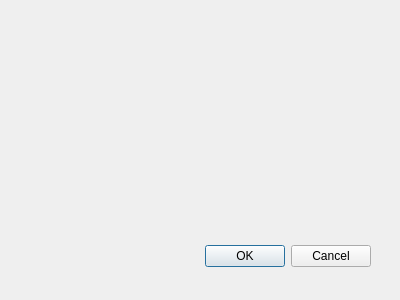
Old version of the form def_point_val_dialog_base.ui in the repository SMByC/def_point_val.
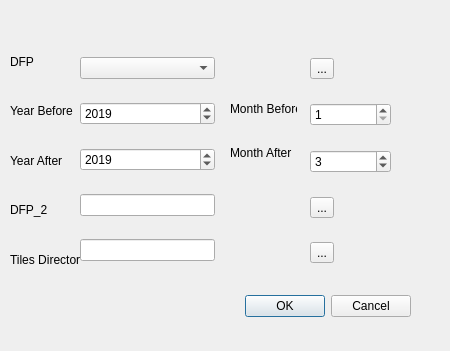
New version of the form.

Commit message: Firs Version Yust Download Tiles

```diff
--- a/def_point_val_dialog_base.ui
+++ b/def_point_val_dialog_base.ui
@@ -1,22 +1,22 @@
 <ui version="4.0" >
  <class>DefPointValidatorDialogBase</class>
- <widget class="QDialog" name="DefPointValidatorDialogBase" >
-  <property name="geometry" >
+ <widget class="QDialog" name="DefPointValidatorDialogBase">
+  <property name="geometry">
    <rect>
     <x>0</x>
     <y>0</y>
-    <width>400</width>
-    <height>300</height>
+    <width>450</width>
+    <height>351</height>
    </rect>
   </property>
   <property name="windowTitle" >
    <string>DefPointValidator</string>
   </property>
-  <widget class="QDialogButtonBox" name="button_box" >
-   <property name="geometry" >
+  <widget class="QDialogButtonBox" name="button_box">
+   <property name="geometry">
     <rect>
-     <x>30</x>
-     <y>240</y>
+     <x>70</x>
+     <y>290</y>
      <width>341</width>
      <height>32</height>
     </rect>
@@ -28,6 +28,194 @@
     <set>QDialogButtonBox::Cancel|QDialogButtonBox::Ok</set>
    </property>
   </widget>
+  <widget class="QWidget" name="">
+   <property name="geometry">
+    <rect>
+     <x>80</x>
+     <y>40</y>
+     <width>135</width>
+     <height>241</height>
+    </rect>
+   </property>
+   <layout class="QVBoxLayout" name="verticalLayout">
+    <item>
+     <widget class="QComboBox" name="cb_inVector"/>
+    </item>
+    <item>
+     <widget class="QDoubleSpinBox" name="spin_yearB">
+      <property name="decimals">
+       <number>0</number>
+      </property>
+      <property name="minimum">
+       <double>2017.000000000000000</double>
+      </property>
+      <property name="maximum">
+       <double>2030.000000000000000</double>
+      </property>
+      <property name="value">
+       <double>2019.000000000000000</double>
+      </property>
+     </widget>
+    </item>
+    <item>
+     <widget class="QDoubleSpinBox" name="spin_yearA">
+      <property name="decimals">
+       <number>0</number>
+      </property>
+      <property name="minimum">
+       <double>2017.000000000000000</double>
+      </property>
+      <property name="maximum">
+       <double>2030.000000000000000</double>
+      </property>
+      <property name="value">
+       <double>2019.000000000000000</double>
+      </property>
+     </widget>
+    </item>
+    <item>
+     <widget class="QLineEdit" name="le_outVector"/>
+    </item>
+    <item>
+     <widget class="QLineEdit" name="le_outRaster"/>
+    </item>
+   </layout>
+  </widget>
+  <widget class="QWidget" name="">
+   <property name="geometry">
+    <rect>
+     <x>310</x>
+     <y>40</y>
+     <width>81</width>
+     <height>241</height>
+    </rect>
+   </property>
+   <layout class="QVBoxLayout" name="verticalLayout_2">
+    <item>
+     <widget class="QToolButton" name="tb_inVector">
+      <property name="text">
+       <string>...</string>
+      </property>
+     </widget>
+    </item>
+    <item>
+     <widget class="QDoubleSpinBox" name="spin_monthB">
+      <property name="decimals">
+       <number>0</number>
+      </property>
+      <property name="minimum">
+       <double>1.000000000000000</double>
+      </property>
+      <property name="maximum">
+       <double>12.000000000000000</double>
+      </property>
+     </widget>
+    </item>
+    <item>
+     <widget class="QDoubleSpinBox" name="spin_monthA">
+      <property name="decimals">
+       <number>0</number>
+      </property>
+      <property name="minimum">
+       <double>1.000000000000000</double>
+      </property>
+      <property name="maximum">
+       <double>12.000000000000000</double>
+      </property>
+      <property name="value">
+       <double>3.000000000000000</double>
+      </property>
+     </widget>
+    </item>
+    <item>
+     <widget class="QToolButton" name="tb_outVector">
+      <property name="text">
+       <string>...</string>
+      </property>
+     </widget>
+    </item>
+    <item>
+     <widget class="QToolButton" name="tb_outRaster">
+      <property name="text">
+       <string>...</string>
+      </property>
+     </widget>
+    </item>
+   </layout>
+  </widget>
+  <widget class="QWidget" name="">
+   <property name="geometry">
+    <rect>
+     <x>230</x>
+     <y>90</y>
+     <width>67</width>
+     <height>81</height>
+    </rect>
+   </property>
+   <layout class="QVBoxLayout" name="verticalLayout_3">
+    <item>
+     <widget class="QLabel" name="label_7">
+      <property name="text">
+       <string>Month Before</string>
+      </property>
+     </widget>
+    </item>
+    <item>
+     <widget class="QLabel" name="label_8">
+      <property name="text">
+       <string>Month After</string>
+      </property>
+     </widget>
+    </item>
+   </layout>
+  </widget>
+  <widget class="QWidget" name="">
+   <property name="geometry">
+    <rect>
+     <x>10</x>
+     <y>40</y>
+     <width>70</width>
+     <height>241</height>
+    </rect>
+   </property>
+   <layout class="QVBoxLayout" name="verticalLayout_4">
+    <item>
+     <widget class="QLabel" name="label">
+      <property name="text">
+       <string>DFP</string>
+      </property>
+     </widget>
+    </item>
+    <item>
+     <widget class="QLabel" name="label_2">
+      <property name="text">
+       <string>Year Before</string>
+      </property>
+     </widget>
+    </item>
+    <item>
+     <widget class="QLabel" name="label_3">
+      <property name="text">
+       <string>Year After</string>
+      </property>
+     </widget>
+    </item>
+    <item>
+     <widget class="QLabel" name="label_4">
+      <property name="text">
+       <string>DFP_2</string>
+      </property>
+     </widget>
+    </item>
+    <item>
+     <widget class="QLabel" name="label_5">
+      <property name="text">
+       <string>Tiles Directory</string>
+      </property>
+     </widget>
+    </item>
+   </layout>
+  </widget>
  </widget>
  <resources/>
  <connections>
```
Left out of the diff: 33 changed lines with no effect on the pictures. The commit also changes 3 other files.
